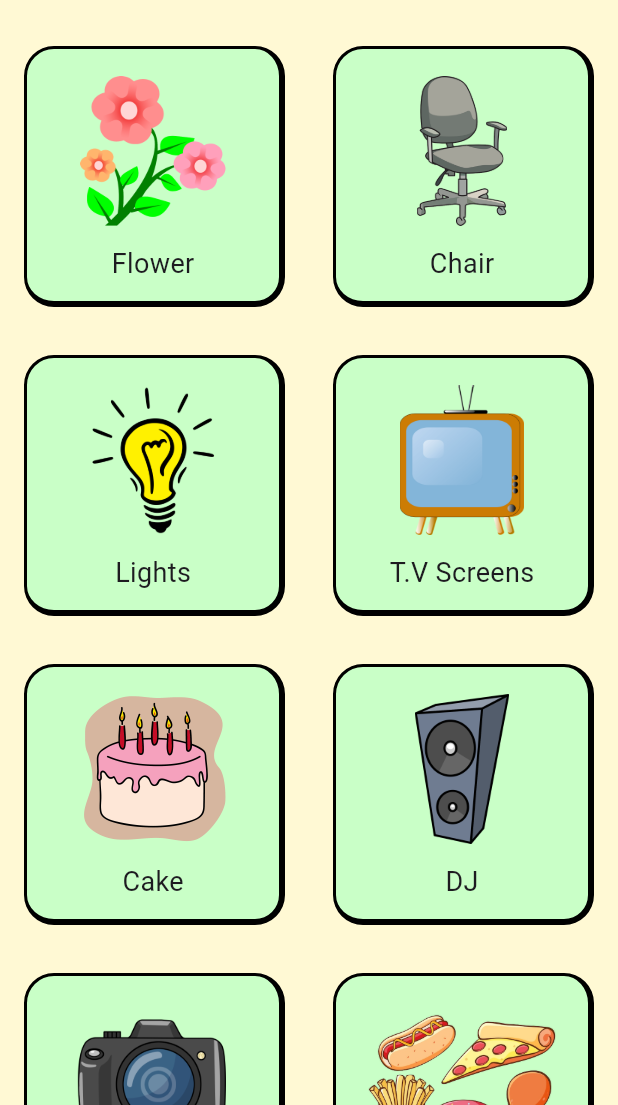
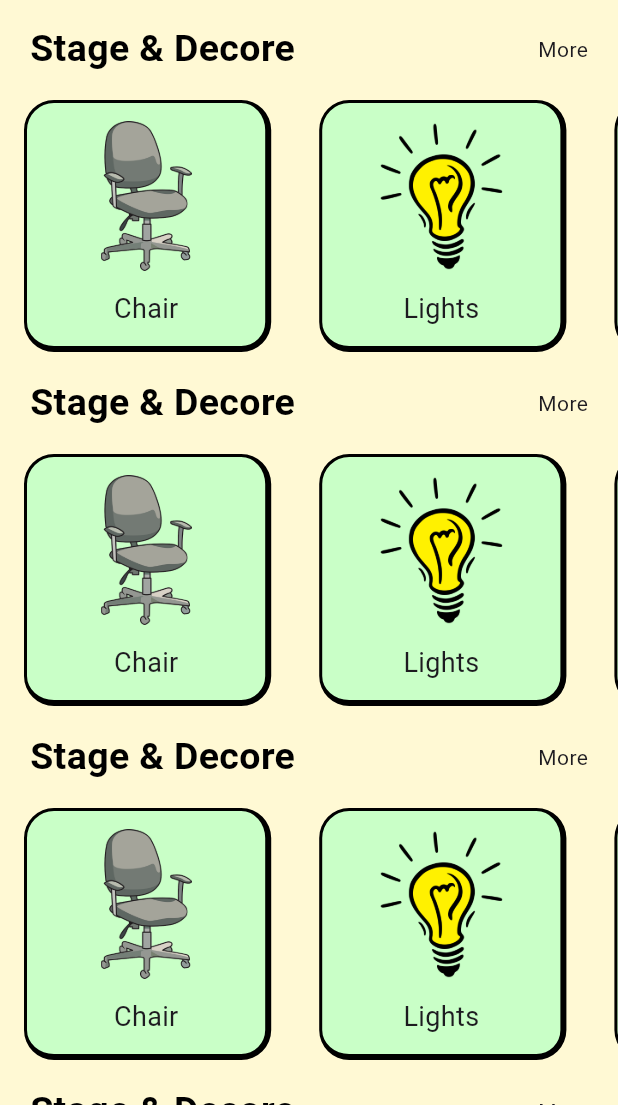
Before and after one commit to BrawlerXull/Decors, a Flutter app: the screen it shows after launch, on a phone screen of 412 x 824 dp, the part 131-1236 px from its top. Run offline on Flutter 3.47's test engine with Material 3 defaults, Android fonts, the phone set to English and light mode, and no system bars; our stand-ins replace get.

Commit message:
homepage changed

```diff
--- a/lib/screen/homepage/view/HomePage.dart
+++ b/lib/screen/homepage/view/HomePage.dart
@@ -10,12 +10,14 @@ class HomePage extends StatefulWidget {
 }
 
 class _HomePageState extends State<HomePage> {
+  bool x = true;
   @override
   Widget build(BuildContext context) {
     return SafeArea(
       child: Scaffold(
           backgroundColor: Color(0xFFfff9d4),
-        body: Column(
+          body: SingleChildScrollView(
+            child: Column(
               crossAxisAlignment: CrossAxisAlignment.center,
               children: [
                 const Align(
@@ -23,24 +25,151 @@ class _HomePageState extends State<HomePage> {
                     padding: EdgeInsets.symmetric(vertical: 15.0),
                     child: Text(
                       'Malpani Decors',
-                  style: TextStyle(fontSize: 50, fontFamily: 'CuteFont' ,color: Color(0xFF66545e)),
+                      style: TextStyle(
+                          fontSize: 50,
+                          fontFamily: 'CuteFont',
+                          color: Color(0xFF66545e)),
                     ),
                   ),
                 ),
-            Expanded(
-              child: GridView.builder(
-                gridDelegate: const SliverGridDelegateWithFixedCrossAxisCount(
-                  crossAxisCount: 2,
+                // Expanded(
+                //   child: GridView.builder(
+                //     gridDelegate: const SliverGridDelegateWithFixedCrossAxisCount(
+                //       crossAxisCount: 2,
+                //     ),
+                //     itemCount: title.length,
+                //     itemBuilder: (BuildContext context, int index) {
+                //       return HomePageTile(index: index);
+                //     },
+                //   ),
+                // ),
+                const Align(
+                    alignment: Alignment.centerLeft,
+                    child: Padding(
+                      padding: EdgeInsets.symmetric(horizontal: 20),
+                      child: Row(
+                        mainAxisAlignment: MainAxisAlignment.spaceBetween,
+                        children: [
+                          Text(
+                            "Stage & Decore",
+                            style: TextStyle(
+                              fontSize: 25,
+                              fontWeight: FontWeight.bold,
+                              color: Color.fromARGB(255, 0, 0, 0),
                             ),
-                itemCount: title.length,
-                itemBuilder: (BuildContext context, int index) {
-                  return HomePageTile(index: index);
-                },
+                          ),
+                          Text("More")
+                        ],
+                      ),
+                    )),
+                Container(
+                  height: 200,
+                  child: ListView(
+                    scrollDirection: Axis.horizontal,
+                    children: const [
+                      HomePageTile(index: 1),
+                      HomePageTile(index: 2),
+                      HomePageTile(index: 3),
+                      HomePageTile(index: 4),
+                    ],
+                  ),
+                ),
+                const Align(
+                    alignment: Alignment.centerLeft,
+                    child: Padding(
+                      padding: EdgeInsets.symmetric(horizontal: 20),
+                      child: Row(
+                        mainAxisAlignment: MainAxisAlignment.spaceBetween,
+                        children: [
+                          Text(
+                            "Stage & Decore",
+                            style: TextStyle(
+                              fontSize: 25,
+                              fontWeight: FontWeight.bold,
+                              color: Color.fromARGB(255, 0, 0, 0),
+                            ),
+                          ),
+                          Text("More")
+                        ],
+                      ),
+                    )),
+                Container(
+                  height: 200,
+                  child: ListView(
+                    scrollDirection: Axis.horizontal,
+                    children: const [
+                      HomePageTile(index: 1),
+                      HomePageTile(index: 2),
+                      HomePageTile(index: 3),
+                      HomePageTile(index: 4),
+                    ],
+                  ),
+                ),
+                const Align(
+                    alignment: Alignment.centerLeft,
+                    child: Padding(
+                      padding: EdgeInsets.symmetric(horizontal: 20),
+                      child: Row(
+                        mainAxisAlignment: MainAxisAlignment.spaceBetween,
+                        children: [
+                          Text(
+                            "Stage & Decore",
+                            style: TextStyle(
+                              fontSize: 25,
+                              fontWeight: FontWeight.bold,
+                              color: Color.fromARGB(255, 0, 0, 0),
+                            ),
+                          ),
+                          Text("More")
+                        ],
+                      ),
+                    )),
+                Container(
+                  height: 200,
+                  child: ListView(
+                    scrollDirection: Axis.horizontal,
+                    children: const [
+                      HomePageTile(index: 1),
+                      HomePageTile(index: 2),
+                      HomePageTile(index: 3),
+                      HomePageTile(index: 4),
+                    ],
+                  ),
+                ),
+                const Align(
+                    alignment: Alignment.centerLeft,
+                    child: Padding(
+                      padding: EdgeInsets.symmetric(horizontal: 20),
+                      child: Row(
+                        mainAxisAlignment: MainAxisAlignment.spaceBetween,
+                        children: [
+                          Text(
+                            "Stage & Decore",
+                            style: TextStyle(
+                              fontSize: 25,
+                              fontWeight: FontWeight.bold,
+                              color: Color.fromARGB(255, 0, 0, 0),
+                            ),
+                          ),
+                          Text("More")
+                        ],
+                      ),
+                    )),
+                Container(
+                  height: 200,
+                  child: ListView(
+                    scrollDirection: Axis.horizontal,
+                    children: const [
+                      HomePageTile(index: 1),
+                      HomePageTile(index: 2),
+                      HomePageTile(index: 3),
+                      HomePageTile(index: 4),
+                    ],
                   ),
                 ),
               ],
             ),
-      ),
+          )),
     );
   }
 }
--- a/lib/widget/HomePageTile.dart
+++ b/lib/widget/HomePageTile.dart
@@ -17,7 +17,7 @@ class HomePageTile extends StatelessWidget {
     int randomNumber = random.nextInt(4) + 1;
     return GestureDetector(
       onTap: () {
-        if (index < pageNames.length && pageNames[index] != null) {
+        if (index < pageNames.length) {
           Get.toNamed(pageNames[index]);
         }
       },
@@ -27,6 +27,7 @@ class HomePageTile extends StatelessWidget {
         child: Padding(
           padding: const EdgeInsets.symmetric(vertical: 12.0, horizontal: 12.0),
           child: Container(
+            width: Get.width * 0.4,
             padding:
                 const EdgeInsets.symmetric(vertical: 12.0, horizontal: 20.0),
             decoration: BoxDecoration(
--- a/pubspec.yaml
+++ b/pubspec.yaml
@@ -77,6 +77,11 @@ flutter:
    - family: CuteFont
      fonts:
        - asset: fonts/CuteFont.ttf
+
+   - family: KDam
+     fonts:
+       - asset: fonts/Kdam.ttf
+
   #       - asset: fonts/Schyler-Italic.ttf
   #         style: italic
   #   - family: Trajan Pro
```
Also changed, not shown: fonts/Kdam.ttf (added), pubspec.lock, 2 other files. Lines whose indentation alone changed are shown as unchanged.
